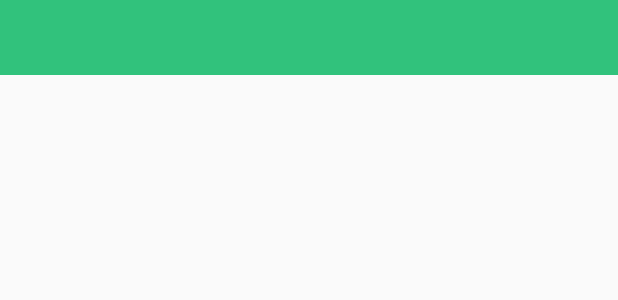
After one commit to IKnowYouKnow/QQMusic-1, an Android app: the layout title_bar.xml on its own in the app's theme, with its tools: preview values and no code run, on a phone screen of 412 x 824 dp. The commit adds this screen. Shown: the top 300 px of the screen. Run offline under Robolectric (Android 15) with nearby library versions, the phone set to English and light mode, and no system bars.

```diff
--- a/app/src/main/java/com/youyan/qqmusic/GuideActivity.java
+++ b/app/src/main/java/com/youyan/qqmusic/GuideActivity.java
@@ -36,7 +36,7 @@ public class GuideActivity extends BaseActivity implements ViewPager.OnPageChang
     protected void onCreate(Bundle savedInstanceState) {
         super.onCreate(savedInstanceState);
         setContentView(R.layout.activity_guide);
-        ButterKnife.bind(this);
+//        ButterKnife.bind(this);
         createCircles();
         mGuideViewPager.setAdapter(new GuidePagerAdapter());
         mGuideViewPager.setOnPageChangeListener(this);
--- /dev/null
+++ b/app/src/main/res/layout/title_bar.xml
@@ -0,0 +1,27 @@
+<?xml version="1.0" encoding="utf-8"?>
+<LinearLayout xmlns:android="http://schemas.android.com/apk/res/android"
+    android:id="@+id/title_bar"
+    android:layout_width="match_parent"
+    android:layout_height="@dimen/title_height"
+    android:orientation="horizontal"
+    android:background="@color/colorPrimary" >
+
+    <ImageView
+        android:id="@+id/title_left_btn"
+        android:layout_width="@dimen/title_btn_size"
+        android:layout_height="@dimen/title_btn_size"
+        android:scaleType="center" />
+
+    <FrameLayout
+        android:id="@+id/title_content"
+        android:layout_width="0dp"
+        android:layout_weight="1"
+        android:layout_height="match_parent" />
+
+    <ImageView
+        android:id="@+id/title_right_btn"
+        android:layout_width="@dimen/title_btn_size"
+        android:layout_height="@dimen/title_btn_size"
+        android:scaleType="center" />
+
+</LinearLayout>
--- a/app/src/main/res/values/colors.xml
+++ b/app/src/main/res/values/colors.xml
@@ -1,10 +1,13 @@
 <?xml version="1.0" encoding="utf-8"?>
 <resources>
-    <color name="colorPrimary">#3F51B5</color>
-    <color name="colorPrimaryDark">#303F9F</color>
+    <color name="colorPrimary">#31C27C</color>
+    <color name="colorPrimaryDark">#31C27C</color>
     <color name="colorAccent">#FF4081</color>
+
     <color name="white">#FFFFFF</color>
+
     <color name="guide_window_bg">#2B2B2B</color>
     <color name="guide_circle_normal">#a3a3a3</color>
     <color name="guide_circle_select">@color/white</color>
+
 </resources>
--- a/app/src/main/res/values/dimens.xml
+++ b/app/src/main/res/values/dimens.xml
@@ -2,7 +2,6 @@
     <!-- Default screen margins, per the Android Design guidelines. -->
     <dimen name="activity_horizontal_margin">16dp</dimen>
     <dimen name="activity_vertical_margin">16dp</dimen>
-
 
     <dimen name="guide_skip_btn_h">20dp</dimen>
     <dimen name="guide_skip_btn_w">40dp</dimen>
@@ -12,6 +11,8 @@
     <dimen name="guide_gotoapp_btn_w">140dp</dimen>
     <dimen name="guide_gotoapp_btn_h">40dp</dimen>
 
+    <dimen name="title_height">50dp</dimen>
+    <dimen name="title_btn_size">50dp</dimen>
 
     <dimen name="margin5">5dp</dimen>
     <dimen name="margin10">10dp</dimen>
--- a/app/src/main/res/values/styles.xml
+++ b/app/src/main/res/values/styles.xml
@@ -1,15 +1,13 @@
+<?xml version="1.0" encoding="utf-8"?>
 <resources>
-
-    <!-- Base application theme. -->
-    <style name="AppTheme" parent="Theme.AppCompat.Light.DarkActionBar">
-        <!-- Customize your theme here. -->
+    <style name="AppTheme" parent="Theme.AppCompat.DayNight.DarkActionBar">
         <item name="colorPrimary">@color/colorPrimary</item>
         <item name="colorPrimaryDark">@color/colorPrimaryDark</item>
         <item name="colorAccent">@color/colorAccent</item>
     </style>
 
     <style name="AppTheme.NoActionBar">
-        <item name="android:windowActionBar">false</item>
+        <item name="windowActionBar">false</item>
         <item name="windowNoTitle">true</item>
     </style>
 
@@ -17,8 +15,7 @@
         <item name="android:windowFullscreen">true</item>
     </style>
 
-    <style name="Splash" parent="AppTheme.NoActionBar">
-        <item name="android:windowFullscreen">true</item>
+    <style name="Splash" parent="FullScreen">
         <item name="android:windowBackground">@drawable/splash</item>
     </style>
 
```
Also changed, not shown: app/src/main/java/com/youyan/qqmusic/MainActivity.java (+41 -1 lines), app/src/main/java/com/youyan/qqmusic/base/BaseActivity.java (+11 -1 lines), app/src/main/java/com/youyan/qqmusic/base/BaseFragment.java (added, +44 -0 lines), app/src/main/java/com/youyan/qqmusic/base/LazyFragment.java (added, +39 -0 lines), app/src/main/java/com/youyan/qqmusic/main/view/MainFragment.java (added, +29 -0 lines), app/src/main/java/com/youyan/qqmusic/main/view/MenuFragment.java (added, +27 -0 lines), app/src/main/java/com/youyan/qqmusic/util/StatusBarCompat.java (added, +65 -0 lines), app/src/main/res/layout/activity_main.xml (+14 -11 lines), app/src/main/res/layout/fragment_main.xml (added, +15 -0 lines), app/src/main/res/layout/fragment_menu.xml (added, +12 -0 lines), app/src/main/res/drawable-hdpi/sliding_menu_status_bar_gradient.png (added).
